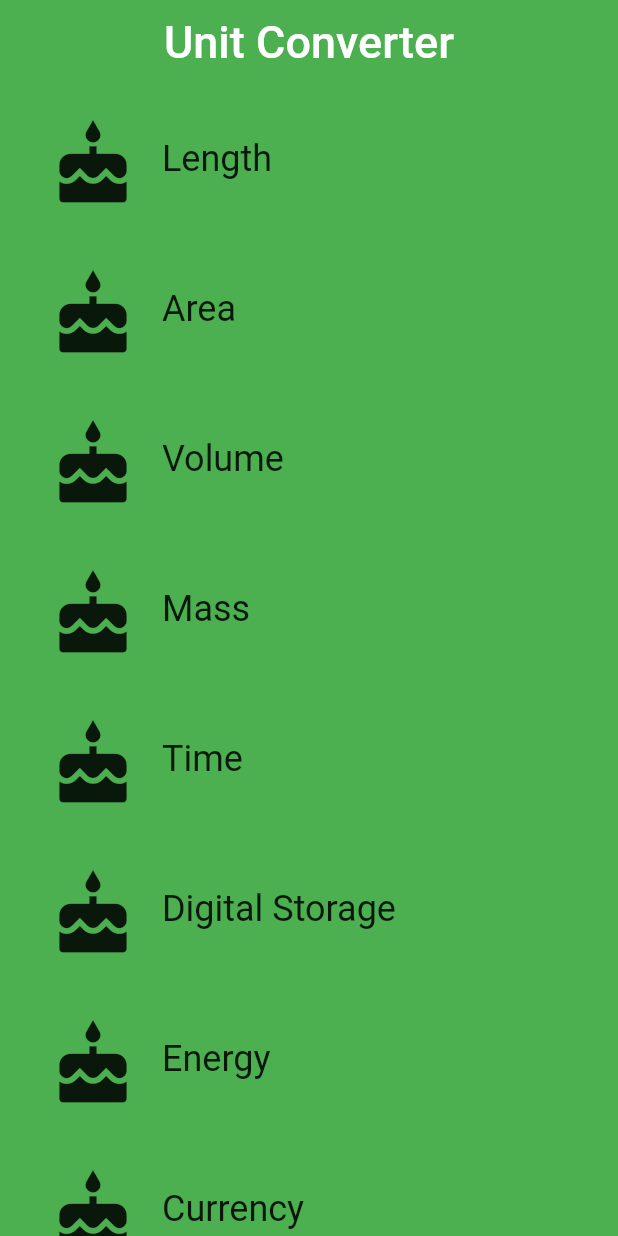
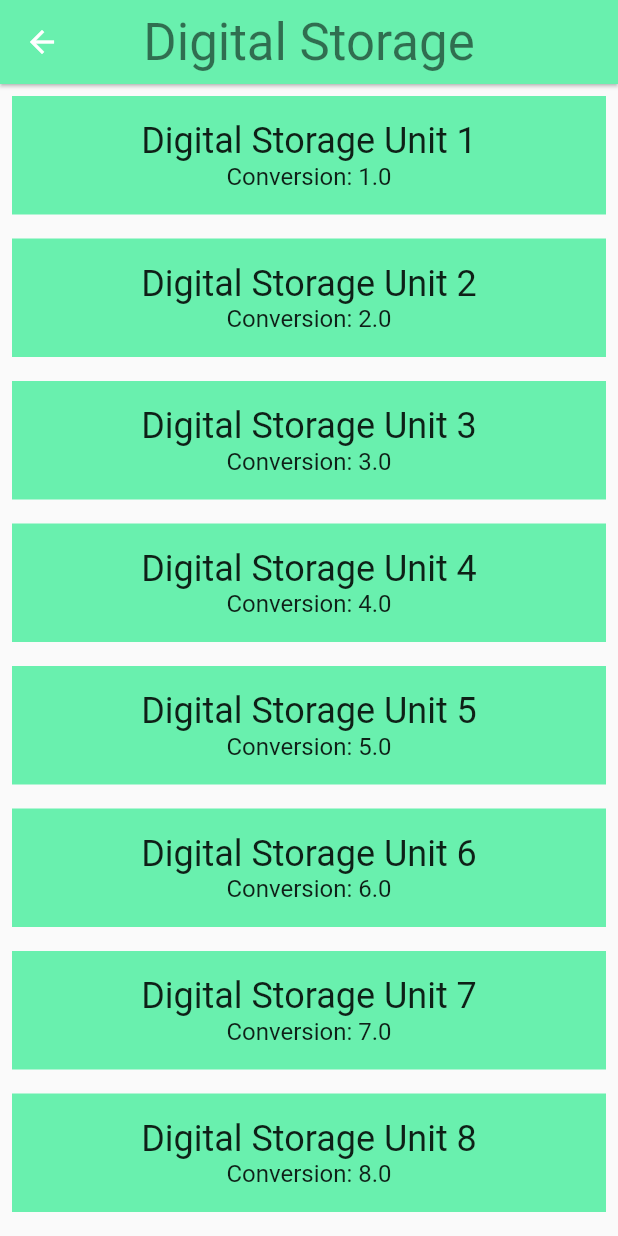
Before and after one commit to Jonyango/unit-converter-app, a Flutter app: the screen it shows after launch, after a tap on "Digital Storage", on a phone screen of 412 x 824 dp. Run offline on Flutter 3.47's test engine with Material 2 defaults, Android fonts, the phone set to English and light mode, and no system bars.

Commit message:
Added routing to the converter screen

```diff
--- a/lib/category.dart
+++ b/lib/category.dart
@@ -1,9 +1,17 @@
 import 'package:flutter/material.dart';
+import 'package:udacitycourse/unit.dart';
+
+import 'converter_screen.dart';
+
+//This class defines a category Object. E.g Length.
+///Each object has some properties.
+/// The following properties are found in our Category object.
 
 class Category extends StatelessWidget {
   final String categoryName;
   final IconData categoryIcon;
   final Color categoryColor;
+  final List<Unit> units;
 
 
   // The required term checks for whether a name parameter is passed, it does not check if it is null.
@@ -12,7 +20,9 @@ class Category extends StatelessWidget {
     Key key,
     @required this.categoryName,
     @required this.categoryIcon,
-    @required this.categoryColor}):
+    @required this.categoryColor,
+    @required this.units
+    }):
         assert(categoryName != null),
         assert(categoryIcon != null),
         assert(categoryColor != null),
@@ -28,9 +38,8 @@ class Category extends StatelessWidget {
       child: InkWell(
         splashColor: categoryColor,
         highlightColor: categoryColor,
-        onTap: (){
-          print('I was tapped');
-        },
+        onTap:()=> _navigateToConverterScreen(context),
+
         child:Row(
           children: <Widget>[
             Padding(
@@ -53,4 +62,27 @@ class Category extends StatelessWidget {
 
     );
   }
+
+ void _navigateToConverterScreen(BuildContext context) {
+    Navigator.of(context).push(MaterialPageRoute<Null>(
+      builder: (BuildContext context) {
+        return Scaffold(
+          appBar: AppBar(
+            elevation: 1.0,
+            title: Text(
+              categoryName,
+              style: Theme.of(context).textTheme.headline4,
+            ),
+            centerTitle: true,
+            backgroundColor: categoryColor,
+          ),
+          body: ConverterScreen(
+            color: categoryColor,
+            units: units,
+          ),
+        );
+      },
+    ));
+  }
+
 }
--- a/lib/category_screen.dart
+++ b/lib/category_screen.dart
@@ -1,4 +1,5 @@
 import 'package:flutter/material.dart';
+import 'package:udacitycourse/unit.dart';
 import 'category.dart';
 
 /// Category Screen
@@ -32,6 +33,17 @@ class CategoryScreen extends StatelessWidget {
     Colors.red,
   ];
 
+  List<Unit> _retrieveUnitList(String categoryName) {
+    return List.generate(10, (int i) {
+      i += 1;
+      return Unit(
+        name: '$categoryName Unit $i',
+        conversion: i.toDouble(),
+      );
+    });
+  }
+
+
   @override
   Widget build(BuildContext context) {
     //TODO rewrite the category widget using a for loop. For better readibility of the code.
@@ -43,36 +55,62 @@ class CategoryScreen extends StatelessWidget {
             Category(
             categoryName: _categoryNames[0],
             categoryIcon: Icons.cake,
-            categoryColor: _baseColors[0]),
+            categoryColor: _baseColors[0],
+            units: _retrieveUnitList(_categoryNames[0]),
+            ),
 
             Category(
             categoryName: _categoryNames[1],
             categoryIcon: Icons.cake,
-            categoryColor: _baseColors[1]),
+            categoryColor: _baseColors[1],
+            units: _retrieveUnitList(_categoryNames[1]),
+
+            ),
+
             Category(
             categoryName: _categoryNames[2],
             categoryIcon: Icons.cake,
-            categoryColor: _baseColors[2]),
+            categoryColor: _baseColors[2],
+            units: _retrieveUnitList(_categoryNames[2]),
+
+            ),
             Category(
             categoryName: _categoryNames[3],
             categoryIcon: Icons.cake,
-            categoryColor: _baseColors[3]),
+            categoryColor: _baseColors[3],
+            units: _retrieveUnitList(_categoryNames[3]),
+
+            ),
             Category(
             categoryName: _categoryNames[4],
             categoryIcon:Icons.cake,
-            categoryColor: _baseColors[4]),
+            categoryColor: _baseColors[4],
+            units: _retrieveUnitList(_categoryNames[4]),
+
+            ),
             Category(
             categoryName: _categoryNames[5],
             categoryIcon: Icons.cake,
-            categoryColor: _baseColors[5]),
+            categoryColor: _baseColors[5],
+            units: _retrieveUnitList(_categoryNames[5]),
+
+            ),
             Category(
             categoryName: _categoryNames[6],
             categoryIcon: Icons.cake,
-            categoryColor: _baseColors[6]),
+            categoryColor: _baseColors[6],
+            units: _retrieveUnitList(_categoryNames[6]),
+
+            ),
             Category(
             categoryName: _categoryNames[7],
             categoryIcon: Icons.cake,
-            categoryColor: _baseColors[7])
+            categoryColor: _baseColors[7],
+            units: _retrieveUnitList(_categoryNames[7]),
+
+            )
+
+
 
         ]
       )
@@ -87,13 +125,17 @@ class CategoryScreen extends StatelessWidget {
         ),
       ),
       centerTitle: true,
-      backgroundColor: Colors.green,
+      backgroundColor: Colors.teal[200],
     );
     return Scaffold(
-      backgroundColor: Colors.green,
+      backgroundColor: Colors.teal[200],
       appBar: appBar,
       body:listview,
 
     );
   }
+
+  //TODO Read more on list and how to work with them to modify the code for better readibility.
+
+
 }
--- /dev/null
+++ b/lib/converter_screen.dart
@@ -0,0 +1,52 @@
+import 'package:flutter/material.dart';
+import 'package:meta/meta.dart';
+
+import 'package:udacitycourse/unit.dart';
+
+/// Converter screen where users can input amounts to convert.
+///
+/// Currently, it just displays a list of mock units.
+///
+/// While it is named ConverterRoute, a more apt name would be ConverterScreen,
+/// because it is responsible for the UI at the route's destination.
+class ConverterScreen extends StatelessWidget {
+  /// Units for this [Category].
+  final List<Unit> units;
+  final Color color;
+
+  /// This [ConverterRoute] requires the color and units to not be null.
+  const ConverterScreen({
+    @required this.units,
+    @required this.color,
+  }) : assert(units != null),
+       assert(color!=null);
+
+  @override
+  Widget build(BuildContext context) {
+    // Here is just a placeholder for a list of mock units
+    final unitWidgets = units.map((Unit unit) {
+      return Container(
+          color: color,
+          margin: EdgeInsets.all(8.0),
+          padding: EdgeInsets.all(16.0),
+          child: Column(
+            children: <Widget>[
+              Text(
+                unit.name,
+                style: Theme.of(context).textTheme.headline5,
+              ),
+              Text(
+                'Conversion: ${unit.conversion}',
+                style: Theme.of(context).textTheme.subtitle1,
+              ),
+            ],
+          ),
+        );
+
+    }).toList();
+
+    return ListView(
+      children: unitWidgets,
+    );
+  }
+}
--- /dev/null
+++ b/lib/unit.dart
@@ -0,0 +1,23 @@
+import 'package:meta/meta.dart';
+
+/// Information about a [Unit].
+class Unit {
+  final String name;
+  final double conversion;
+
+  /// A [Unit] stores its name and conversion factor.
+  ///
+  /// An example would be 'Meter' and '1.0'.
+  const Unit({
+    @required this.name,
+    @required this.conversion,
+  })  : assert(name != null),
+        assert(conversion != null);
+
+  /// Creates a [Unit] from a JSON object.
+  Unit.fromJson(Map jsonMap)
+      : assert(jsonMap['name'] != null),
+        assert(jsonMap['conversion'] != null),
+        name = jsonMap['name'],
+        conversion = jsonMap['conversion'].toDouble();
+}
```
